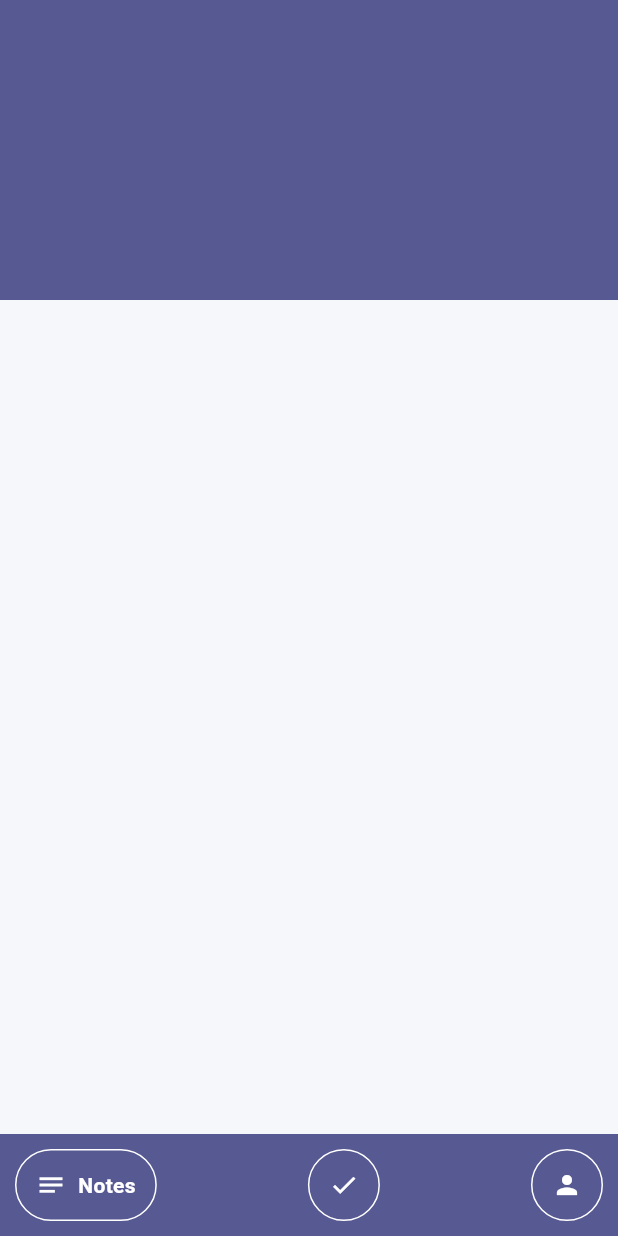
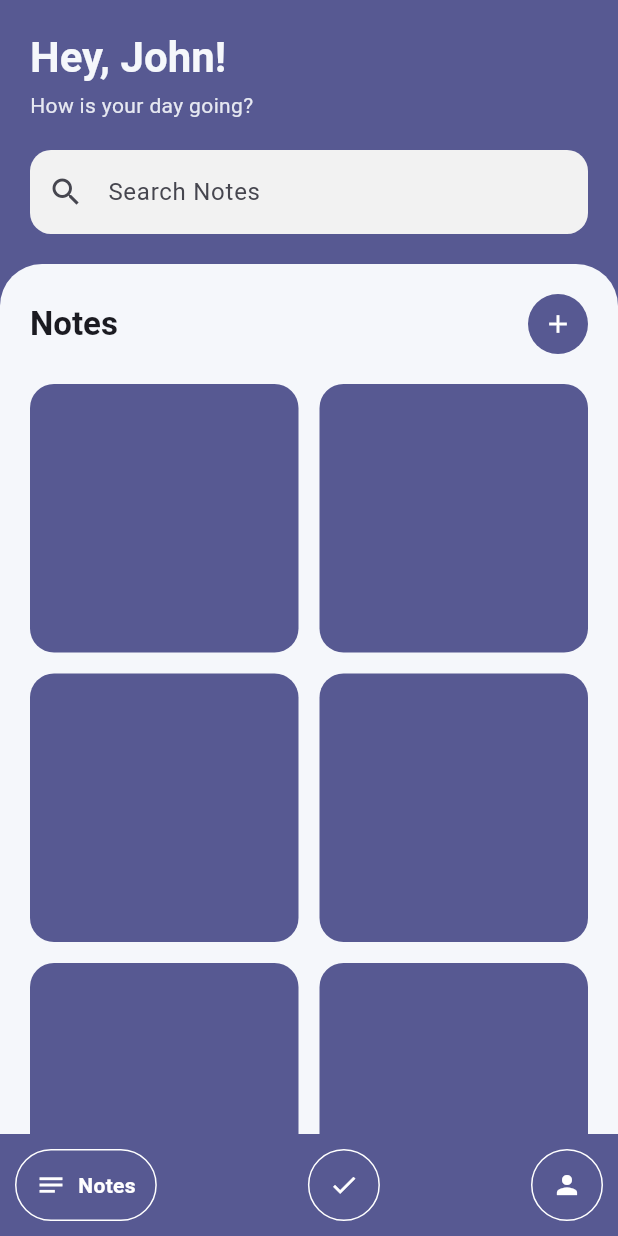
Before and after one commit to Theprogrammizz/ticktask-flutter, a Flutter app: the screen it shows after launch, on a phone screen of 412 x 824 dp. Run offline on Flutter 3.47's test engine with Material 3 defaults, Android fonts, the phone set to English and light mode, and no system bars; drawn by our look-alikes of google_nav_bar; our stand-ins replace flutter_riverpod, lottie, smooth_page_indicator.

Commit message:
added some ui changes

```diff
--- a/lib/core/app_theme.dart
+++ b/lib/core/app_theme.dart
@@ -39,7 +39,7 @@ class AppTheme {
   static final ThemeData darkTheme = ThemeData(
     useMaterial3: true,
     colorScheme: ColorScheme.fromSeed(
-      seedColor: seedColor,
+      seedColor: Colors.deepPurple,
       brightness: Brightness.dark,
       surface: const Color(0xFF1C1C1E),
     ),
--- a/lib/main.dart
+++ b/lib/main.dart
@@ -1,7 +1,6 @@
 import 'package:flutter/material.dart';
 import 'package:flutter_riverpod/flutter_riverpod.dart';
 import 'package:ticktask_flutter/core/app_theme.dart';
-import 'package:ticktask_flutter/screens/greet/onboarding_screen.dart';
 import 'package:ticktask_flutter/screens/home_screen.dart';
 
 void main() {
--- a/lib/screens/home_screen.dart
+++ b/lib/screens/home_screen.dart
@@ -14,17 +14,26 @@ class HomeScreen extends ConsumerWidget {
     final currentIndex = ref.watch(navProvider);
 
     final List<Widget> pages = [
-      NotesScreen(),
-      TodoScreen(),
-      SettingScreen(),
+      NotesScreen(key: ValueKey(0)),
+      TodoScreen(key: ValueKey(1)),
+      SettingScreen(key: ValueKey(2)),
     ];
 
     return Scaffold(
-      body: IndexedStack(
-        index: currentIndex,
-        children: pages,
+      body: SafeArea(
+        child: AnimatedSwitcher(
+          duration: const Duration(milliseconds: 300),
+          transitionBuilder: (child, animation) {
+            return FadeTransition(
+              opacity: animation,
+              child: child,
+            );
+          },
+          child: pages[currentIndex],
         ),
-      bottomNavigationBar: Container(
+      ),
+      bottomNavigationBar: SafeArea(
+        child: Container(
           color: Theme.of(context).colorScheme.primary,
           child: Padding(
             padding: const EdgeInsets.all(10.0),
@@ -46,9 +55,10 @@ class HomeScreen extends ConsumerWidget {
                     icon: Icons.notes,
                     text: "Notes",
                   ),
-                GButton(icon: Icons.check, text: "Todo"),
+                  GButton(icon: Icons.check, text: "Todos"),
                   GButton(icon: Icons.person, text: "Profile"),
                 ]),
+          ),
         ),
       ),
     );
--- a/lib/screens/notes_screen.dart
+++ b/lib/screens/notes_screen.dart
@@ -1,24 +1,122 @@
 import 'package:flutter/material.dart';
+import 'package:ticktask_flutter/widgets/note_tile.dart';
 
 class NotesScreen extends StatelessWidget {
   const NotesScreen({super.key});
 
   @override
   Widget build(BuildContext context) {
-    return Column(
-      children: [
-        Container(
-          padding: EdgeInsets.symmetric(horizontal: 15),
-          height: 200,
-          width: double.infinity,
-          decoration:
-              BoxDecoration(color: Theme.of(context).colorScheme.primary),
-          child: Column(
-            children: [],
+    final theme = Theme.of(context);
+
+    return ColoredBox(
+      color: theme.colorScheme.primary,
+      child: Column(
+        children: [
+          // Header
+          Padding(
+            padding: const EdgeInsets.fromLTRB(20, 20, 20, 0),
+            child: Column(
+              crossAxisAlignment: CrossAxisAlignment.start,
+              children: [
+                Text(
+                  "Hey, John!",
+                  style: theme.textTheme.headlineMedium?.copyWith(
+                    color: theme.colorScheme.surface,
+                    fontWeight: FontWeight.bold,
+                  ),
+                ),
+                const SizedBox(height: 4),
+
+                Text(
+                  "How is your day going?",
+                  style: theme.textTheme.bodyMedium?.copyWith(
+                    color: theme.colorScheme.surface.withValues(alpha: 0.9),
+                  ),
+                ),
+
+                const SizedBox(height: 20),
+
+                // Search Field
+                TextField(
+                  decoration: InputDecoration(
+                    hintText: "Search Notes",
+                    prefixIcon: const Icon(Icons.search),
+                    filled: true,
+                    fillColor: const Color(0xFFF2F2F2),
+                    border: OutlineInputBorder(
+                      borderRadius: BorderRadius.circular(14),
+                      borderSide: BorderSide.none,
+                    ),
+                  ),
+                ),
+              ],
+            ),
           ),
-        ),
-        Column()
-      ],
+
+          const SizedBox(height: 20),
+
+          // Content Sheet
+          Expanded(
+            child: Container(
+              width: double.infinity,
+              padding: const EdgeInsets.fromLTRB(20, 20, 20, 0),
+              decoration: BoxDecoration(
+                color: theme.colorScheme.surface,
+                borderRadius: const BorderRadius.vertical(
+                  top: Radius.circular(28),
+                ),
+              ),
+              child: Column(
+                children: [
+                  // Notes Header
+                  Row(
+                    mainAxisAlignment: MainAxisAlignment.spaceBetween,
+                    children: [
+                      Text(
+                        "Notes",
+                        style: theme.textTheme.titleLarge?.copyWith(
+                          fontWeight: FontWeight.bold,
+                        ),
+                      ),
+
+                      // Add button
+                      CircleAvatar(
+                        radius: 20,
+                        backgroundColor: theme.colorScheme.primary,
+                        child: IconButton(
+                          padding: EdgeInsets.zero,
+                          icon: const Icon(Icons.add, size: 20),
+                          color: Colors.white,
+                          onPressed: () {},
+                        ),
+                      ),
+                    ],
+                  ),
+
+                  const SizedBox(height: 20),
+
+                  // Notes Grid
+                  Expanded(
+                    child: GridView.builder(
+                      itemCount: 10,
+                      gridDelegate:
+                          const SliverGridDelegateWithFixedCrossAxisCount(
+                        crossAxisCount: 2,
+                        crossAxisSpacing: 14,
+                        mainAxisSpacing: 14,
+                        childAspectRatio: 1,
+                      ),
+                      itemBuilder: (context, index) {
+                        return NoteTile();
+                      },
+                    ),
+                  ),
+                ],
+              ),
+            ),
+          ),
+        ],
+      ),
     );
   }
 }
--- /dev/null
+++ b/lib/widgets/note_tile.dart
@@ -0,0 +1,15 @@
+import 'package:flutter/material.dart';
+
+class NoteTile extends StatelessWidget {
+  const NoteTile({super.key});
+
+  @override
+  Widget build(BuildContext context) {
+    return Container(
+      decoration: BoxDecoration(
+        color: Theme.of(context).colorScheme.primary,
+        borderRadius: BorderRadius.circular(16),
+      ),
+    );
+  }
+}
```
Also changed, not shown: 1 other file. Lines whose indentation alone changed are shown as unchanged.
